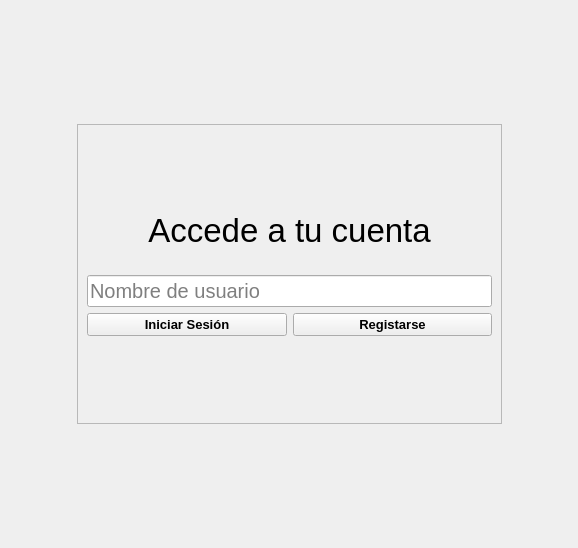
The window that User_app/src/login/login_widget.ui (edugaidano/Little-Social-Network) describes before a commit, drawn with Qt 5.
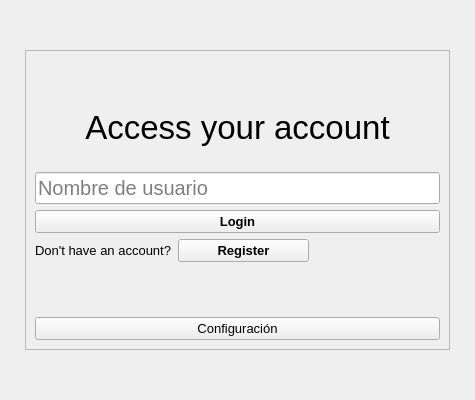
The same window after the commit.

Commit message: configs + new login widget

```diff
--- a/User_app/src/login/login_widget.ui
+++ b/User_app/src/login/login_widget.ui
@@ -6,8 +6,8 @@
    <rect>
     <x>0</x>
     <y>0</y>
-    <width>578</width>
-    <height>548</height>
+    <width>475</width>
+    <height>400</height>
    </rect>
   </property>
   <property name="minimumSize">
@@ -20,33 +20,7 @@
    <string>Form</string>
   </property>
   <layout class="QGridLayout" name="gridLayout">
-   <item row="1" column="0">
-    <spacer name="lefthSpacer">
-     <property name="orientation">
-      <enum>Qt::Orientation::Horizontal</enum>
-     </property>
-     <property name="sizeHint" stdset="0">
-      <size>
-       <width>40</width>
-       <height>20</height>
-      </size>
-     </property>
-    </spacer>
-   </item>
-   <item row="1" column="2">
-    <spacer name="RigthSpacer">
-     <property name="orientation">
-      <enum>Qt::Orientation::Horizontal</enum>
-     </property>
-     <property name="sizeHint" stdset="0">
-      <size>
-       <width>40</width>
-       <height>20</height>
-      </size>
-     </property>
-    </spacer>
-   </item>
-   <item row="1" column="1">
+   <item row="0" column="0">
     <widget class="QFrame" name="loginFrame">
      <property name="minimumSize">
       <size>
@@ -54,6 +28,12 @@
        <height>300</height>
       </size>
      </property>
+     <property name="maximumSize">
+      <size>
+       <width>425</width>
+       <height>300</height>
+      </size>
+     </property>
      <property name="frameShape">
       <enum>QFrame::Shape::StyledPanel</enum>
      </property>
@@ -88,7 +68,7 @@
          <string notr="true">font: 900 25pt &quot;Arial&quot;;</string>
         </property>
         <property name="text">
-         <string>Accede a tu cuenta</string>
+         <string>Access your account</string>
         </property>
         <property name="textFormat">
          <enum>Qt::TextFormat::PlainText</enum>
@@ -128,29 +108,42 @@
        </widget>
       </item>
       <item>
-       <layout class="QHBoxLayout" name="buttonsLayout">
+       <widget class="QPushButton" name="mainButton">
+        <property name="sizePolicy">
+         <sizepolicy hsizetype="Expanding" vsizetype="Preferred">
+          <horstretch>0</horstretch>
+          <verstretch>0</verstretch>
+         </sizepolicy>
+        </property>
+        <property name="font">
+         <font>
+          <family>Arial</family>
+          <pointsize>10</pointsize>
+          <bold>true</bold>
+         </font>
+        </property>
+        <property name="text">
+         <string>Login</string>
+        </property>
+       </widget>
+      </item>
+      <item>
+       <layout class="QHBoxLayout" name="secondaryLayout">
         <item>
-         <widget class="QPushButton" name="loginButton">
-          <property name="sizePolicy">
-           <sizepolicy hsizetype="Expanding" vsizetype="Preferred">
-            <horstretch>0</horstretch>
-            <verstretch>0</verstretch>
-           </sizepolicy>
-          </property>
+         <widget class="QLabel" name="secondaryLabel">
           <property name="font">
            <font>
             <family>Arial</family>
             <pointsize>10</pointsize>
-            <bold>true</bold>
            </font>
           </property>
           <property name="text">
-           <string>Iniciar Sesión</string>
+           <string>Don't have an account?</string>
           </property>
          </widget>
         </item>
         <item>
-         <widget class="QPushButton" name="registerButton">
+         <widget class="QPushButton" name="secondaryButton">
           <property name="sizePolicy">
            <sizepolicy hsizetype="Expanding" vsizetype="Preferred">
             <horstretch>0</horstretch>
@@ -165,10 +158,23 @@
            </font>
           </property>
           <property name="text">
-           <string>Registarse</string>
+           <string>Register</string>
           </property>
          </widget>
         </item>
+        <item>
+         <spacer name="horizontalSpacer_2">
+          <property name="orientation">
+           <enum>Qt::Orientation::Horizontal</enum>
+          </property>
+          <property name="sizeHint" stdset="0">
+           <size>
+            <width>40</width>
+            <height>20</height>
+           </size>
+          </property>
+         </spacer>
+        </item>
        </layout>
       </item>
       <item>
@@ -184,35 +190,22 @@
         </property>
        </spacer>
       </item>
+      <item>
+       <widget class="QPushButton" name="configButton">
+        <property name="font">
+         <font>
+          <family>Arial</family>
+          <pointsize>10</pointsize>
+         </font>
+        </property>
+        <property name="text">
+         <string>Configuración</string>
+        </property>
+       </widget>
+      </item>
      </layout>
     </widget>
    </item>
-   <item row="0" column="1">
-    <spacer name="topSpacer">
-     <property name="orientation">
-      <enum>Qt::Orientation::Vertical</enum>
-     </property>
-     <property name="sizeHint" stdset="0">
-      <size>
-       <width>20</width>
-       <height>40</height>
-      </size>
-     </property>
-    </spacer>
-   </item>
-   <item row="2" column="1">
-    <spacer name="bottomSpacer">
-     <property name="orientation">
-      <enum>Qt::Orientation::Vertical</enum>
-     </property>
-     <property name="sizeHint" stdset="0">
-      <size>
-       <width>20</width>
-       <height>40</height>
-      </size>
-     </property>
-    </spacer>
-   </item>
   </layout>
  </widget>
  <resources/>
```
Left out of the diff: 3 changed lines with no effect on the pictures. The commit also changes 14 other files.
